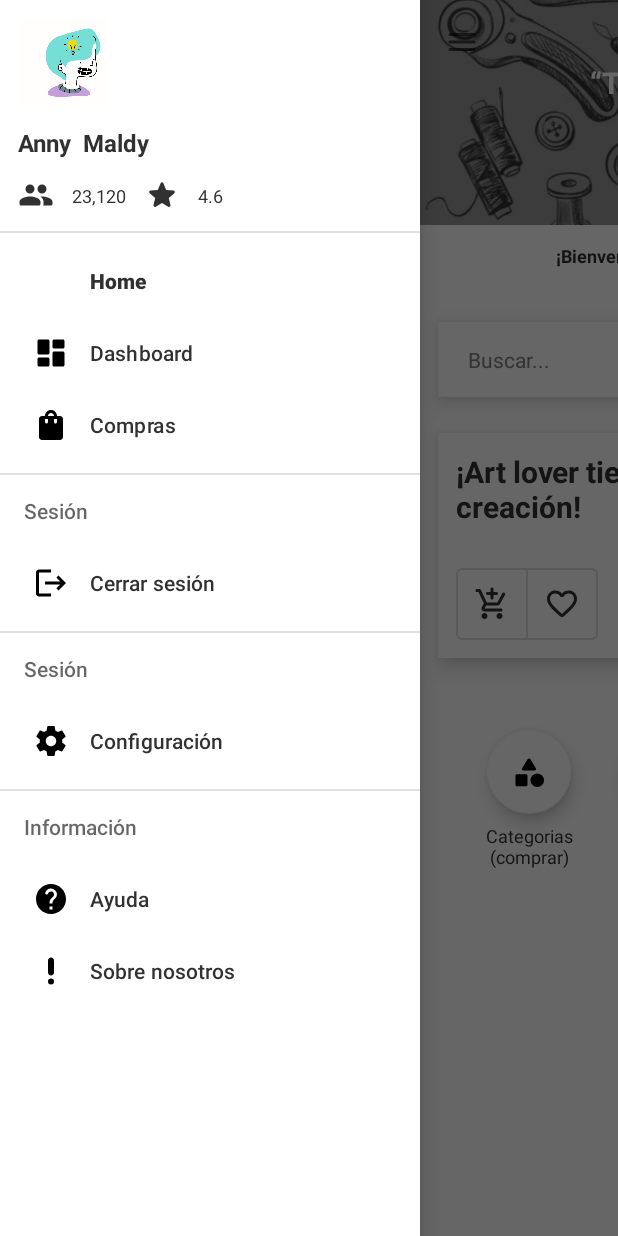
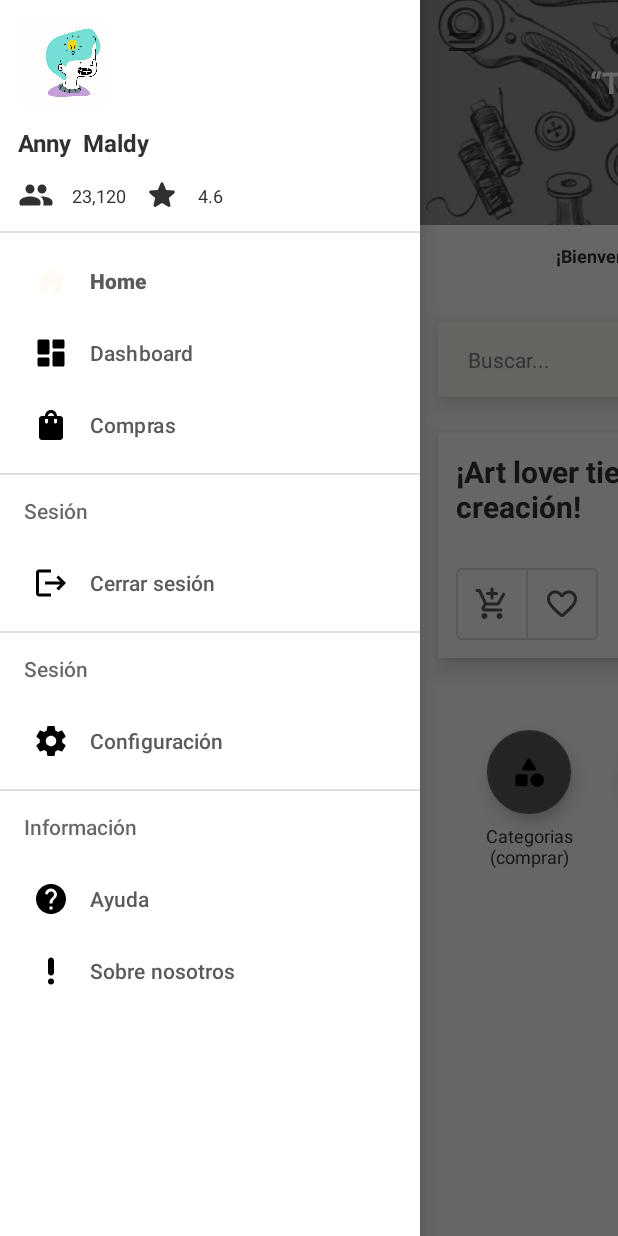
Before and after one commit to SrSpectre/MAiB, an Android app: the MainFragment screen opened through its navigation route, with the side drawer open, on a phone screen of 412 x 824 dp. Run offline under Robolectric (Android 15) with nearby library versions, the phone set to English and light mode, and no system bars.

Commit message:
Dashboard && theme

```diff
--- a/app/src/main/res/layout/colors_item.xml
+++ b/app/src/main/res/layout/colors_item.xml
@@ -8,7 +8,7 @@
         android:layout_width="48dp"
         android:layout_height="24dp"
         android:layout_marginStart="12dp"
-        android:background="@color/peace"
+        android:background="?attr/colorSecondaryVariant"
         app:layout_constraintTop_toTopOf="parent"
         app:layout_constraintStart_toStartOf="parent"
         app:layout_constraintBottom_toBottomOf="parent"/>
--- a/app/src/main/res/layout/fragment_create_product.xml
+++ b/app/src/main/res/layout/fragment_create_product.xml
@@ -31,7 +31,7 @@
             android:layout_marginTop="16dp"
             android:layout_marginStart="12dp"
             android:textSize="16sp"
-            android:textColor="@color/peace"
+            android:textColor="?attr/colorSecondaryVariant"
             android:textStyle="bold"
             android:text="Crear producto"
             app:layout_constraintTop_toTopOf="parent"
@@ -112,7 +112,7 @@
             android:layout_height="wrap_content"
             android:layout_marginTop="12dp"
             android:textSize="18sp"
-            android:textColor="@color/peace"
+            android:textColor="?attr/colorSecondaryVariant"
             android:textStyle="bold"
             android:text="Tamaños"
             app:layout_constraintTop_toBottomOf="@+id/details_text"
@@ -151,7 +151,7 @@
             android:layout_height="wrap_content"
             android:layout_marginTop="12dp"
             android:textSize="18sp"
-            android:textColor="@color/peace"
+            android:textColor="?attr/colorSecondaryVariant"
             android:textStyle="bold"
             android:text="Colores"
             app:layout_constraintTop_toBottomOf="@+id/add_size_btn"
--- a/app/src/main/res/layout/fragment_home.xml
+++ b/app/src/main/res/layout/fragment_home.xml
@@ -61,7 +61,6 @@
         android:layout_marginTop="24dp"
         android:src="@drawable/ic_category"
         app:fabSize="normal"
-        app:backgroundTint="?attr/colorPrimaryVariant"
         app:layout_constraintStart_toStartOf="@+id/promotion_layout"
         app:layout_constraintTop_toBottomOf="@+id/recommendations_list"
         app:layout_constraintEnd_toStartOf="@+id/wishlist_fab"/>
@@ -72,7 +71,6 @@
         android:layout_height="wrap_content"
         android:src="@drawable/ic_wishlist"
         app:fabSize="normal"
-        app:backgroundTint="?attr/colorPrimaryVariant"
         app:layout_constraintStart_toEndOf="@+id/categories_fab"
         app:layout_constraintTop_toTopOf="@+id/categories_fab"
         app:layout_constraintEnd_toStartOf="@+id/following_fab"/>
@@ -83,7 +81,6 @@
         android:layout_height="wrap_content"
         android:src="@drawable/ic_following"
         app:fabSize="normal"
-        app:backgroundTint="?attr/colorPrimaryVariant"
         app:layout_constraintStart_toEndOf="@+id/wishlist_fab"
         app:layout_constraintTop_toTopOf="@+id/wishlist_fab"
         app:layout_constraintEnd_toStartOf="@+id/my_products_fab"/>
@@ -94,7 +91,6 @@
         android:layout_height="wrap_content"
         android:src="@drawable/ic_my_products"
         app:fabSize="normal"
-        app:backgroundTint="?attr/colorPrimaryVariant"
         app:layout_constraintStart_toEndOf="@+id/following_fab"
         app:layout_constraintTop_toTopOf="@+id/following_fab"
         app:layout_constraintEnd_toEndOf="@+id/promotion_layout"/>
@@ -105,7 +101,7 @@
         android:layout_height="wrap_content"
         android:layout_marginTop="6dp"
         android:textSize="12sp"
-        android:textColor="@color/peace"
+        android:textColor="?attr/colorSecondaryVariant"
         android:textAlignment="center"
         android:text="Categorias\n(comprar)"
         app:layout_constraintTop_toBottomOf="@+id/categories_fab"
@@ -117,7 +113,7 @@
         android:layout_width="wrap_content"
         android:layout_height="wrap_content"
         android:textSize="12sp"
-        android:textColor="@color/peace"
+        android:textColor="?attr/colorSecondaryVariant"
         android:textAlignment="center"
         android:text="Mi lista"
         app:layout_constraintTop_toTopOf="@+id/categories_text"
@@ -129,7 +125,7 @@
         android:layout_width="wrap_content"
         android:layout_height="wrap_content"
         android:textSize="12sp"
-        android:textColor="@color/peace"
+        android:textColor="?attr/colorSecondaryVariant"
         android:textAlignment="center"
         android:text="Siguiendo"
         app:layout_constraintTop_toTopOf="@+id/categories_text"
@@ -141,7 +137,7 @@
         android:layout_width="wrap_content"
         android:layout_height="wrap_content"
         android:textSize="12sp"
-        android:textColor="@color/peace"
+        android:textColor="?attr/colorSecondaryVariant"
         android:textAlignment="center"
         android:text="Mis productos\n(vender)"
         app:layout_constraintTop_toTopOf="@+id/categories_text"
--- a/app/src/main/res/layout/fragment_login.xml
+++ b/app/src/main/res/layout/fragment_login.xml
@@ -107,7 +107,6 @@
         android:layout_marginVertical="24dp"
         app:fabSize="normal"
         android:src="@drawable/ic_next"
-        android:tint="@color/white"
         app:layout_constraintTop_toBottomOf="@+id/password_input"
         app:layout_constraintStart_toEndOf="@+id/login_text"
         app:layout_constraintEnd_toEndOf="@+id/password_input"
--- a/app/src/main/res/layout/fragment_main.xml
+++ b/app/src/main/res/layout/fragment_main.xml
@@ -97,7 +97,7 @@
                         android:layout_marginVertical="12dp"
                         android:textSize="12sp"
                         android:textStyle="bold"
-                        android:textColor="@color/peace"
+                        android:textColor="?attr/colorSecondaryVariant"
                         android:textAlignment="center"
                         android:text="¡Bienvenida de nuevo Anny!"
                         app:layout_constraintTop_toTopOf="parent"
--- a/app/src/main/res/layout/fragment_sign_in.xml
+++ b/app/src/main/res/layout/fragment_sign_in.xml
@@ -45,7 +45,7 @@
             android:layout_height="wrap_content"
             android:textSize="20sp"
             android:textStyle="bold"
-            android:textColor="@color/peace"
+            android:textColor="?attr/colorSecondaryVariant"
             android:text="¡Elige tu avatar!"
             app:layout_constraintTop_toTopOf="@+id/avatar_layout"
             app:layout_constraintStart_toStartOf="parent"
--- a/app/src/main/res/layout/hashtag_item.xml
+++ b/app/src/main/res/layout/hashtag_item.xml
@@ -5,6 +5,6 @@
     android:layout_margin="6dp"
     android:textSize="12sp"
     android:textStyle="bold"
-    android:textColor="@color/peace"
+    android:textColor="?attr/colorSecondaryVariant"
     android:text="#vestido"
     xmlns:android="http://schemas.android.com/apk/res/android"/>
--- a/app/src/main/res/layout/logo.xml
+++ b/app/src/main/res/layout/logo.xml
@@ -9,7 +9,7 @@
         android:layout_height="wrap_content"
         android:textSize="55sp"
         android:textStyle="bold"
-        android:textColor="@color/peace"
+        android:textColor="@color/primary_900"
         android:layout_marginHorizontal="24dp"
         android:text="MAiB"
         android:layout_gravity="center"/>
--- a/app/src/main/res/layout/menu_header.xml
+++ b/app/src/main/res/layout/menu_header.xml
@@ -24,7 +24,7 @@
         android:layout_height="wrap_content"
         android:layout_marginVertical="12dp"
         android:textSize="16sp"
-        android:textColor="@color/peace"
+        android:textColor="?attr/colorSecondaryVariant"
         android:textStyle="bold"
         android:text="Anny  Maldy"
         app:layout_constraintTop_toBottomOf="@+id/avatar_selected"
@@ -36,7 +36,7 @@
         android:layout_height="24dp"
         android:layout_marginTop="12dp"
         app:srcCompat="@drawable/ic_following"
-        app:tint="@color/peace"
+        app:tint="?attr/colorSecondaryVariant"
         app:layout_constraintTop_toBottomOf="@+id/user_name_text"
         app:layout_constraintStart_toStartOf="@id/user_name_text"/>
 
@@ -46,7 +46,7 @@
         android:layout_height="wrap_content"
         android:layout_marginStart="12dp"
         android:textSize="12sp"
-        android:textColor="@color/peace"
+        android:textColor="?attr/colorSecondaryVariant"
         android:text="23,120"
         app:layout_constraintTop_toTopOf="@+id/following_image"
         app:layout_constraintStart_toEndOf="@+id/following_image"
@@ -58,7 +58,7 @@
         android:layout_height="24dp"
         android:layout_marginStart="12dp"
         app:srcCompat="@drawable/ic_rate"
-        app:tint="@color/peace"
+        app:tint="?attr/colorSecondaryVariant"
         app:layout_constraintTop_toTopOf="@+id/following_image"
         app:layout_constraintStart_toEndOf="@+id/following_text"
         app:layout_constraintBottom_toBottomOf="@+id/following_image"/>
@@ -69,7 +69,7 @@
         android:layout_height="wrap_content"
         android:layout_marginStart="12dp"
         android:textSize="12sp"
-        android:textColor="@color/peace"
+        android:textColor="?attr/colorSecondaryVariant"
         android:text="4.6"
         app:layout_constraintTop_toTopOf="@+id/rate_image"
         app:layout_constraintStart_toEndOf="@+id/rate_image"
--- a/app/src/main/res/layout/my_products_item.xml
+++ b/app/src/main/res/layout/my_products_item.xml
@@ -29,7 +29,7 @@
             android:layout_marginHorizontal="12dp"
             android:textSize="16sp"
             android:textStyle="bold"
-            android:textColor="@color/peace"
+            android:textColor="?attr/colorSecondaryVariant"
             android:text="Vestido Vintage"
             app:layout_constraintTop_toTopOf="parent"
             app:layout_constraintStart_toEndOf="@+id/product_image"
@@ -54,7 +54,7 @@
             android:layout_marginStart="12dp"
             android:textSize="12sp"
             android:textStyle="bold"
-            android:textColor="@color/peace"
+            android:textColor="?attr/colorSecondaryVariant"
             android:text="$200.00"
             app:layout_constraintTop_toBottomOf="@+id/product_text"
             app:layout_constraintStart_toStartOf="@+id/product_text"
--- a/app/src/main/res/layout/promotion_card.xml
+++ b/app/src/main/res/layout/promotion_card.xml
@@ -18,7 +18,7 @@
             android:layout_marginVertical="12dp"
             android:textSize="20sp"
             android:textStyle="bold"
-            android:textColor="@color/peace"
+            android:textColor="?attr/colorSecondaryVariant"
             android:text="¡Art lover tiene una nueva creación!"
             app:layout_constraintTop_toTopOf="parent"
             app:layout_constraintStart_toStartOf="parent"
@@ -34,6 +34,7 @@
             app:layout_constraintBottom_toBottomOf="parent"/>
 
         <com.google.android.material.button.MaterialButtonToggleGroup
+            android:id="@+id/actions_group"
             android:layout_width="wrap_content"
             android:layout_height="wrap_content"
             android:layout_marginStart="12dp"
@@ -67,11 +68,11 @@
             android:layout_marginEnd="12dp"
             android:textSize="12sp"
             android:textStyle="bold"
-            android:textColor="@color/peace"
+            android:textColor="?attr/colorSecondaryVariant"
             android:text="$200.00"
             app:layout_constraintEnd_toStartOf="@+id/promotion_image"
-            app:layout_constraintTop_toTopOf="@+id/add_wishlist_button"
-            app:layout_constraintBottom_toBottomOf="@+id/add_wishlist_button"/>
+            app:layout_constraintTop_toTopOf="@+id/actions_group"
+            app:layout_constraintBottom_toBottomOf="@+id/actions_group"/>
 
     </androidx.constraintlayout.widget.ConstraintLayout>
 
--- a/app/src/main/res/layout/recommendations_item.xml
+++ b/app/src/main/res/layout/recommendations_item.xml
@@ -18,7 +18,7 @@
             android:layout_marginHorizontal="6dp"
             android:layout_marginVertical="6dp"
             android:textSize="12sp"
-            android:textColor="@color/peace"
+            android:textColor="?attr/colorSecondaryVariant"
             android:text="Titulo producto"
             app:layout_constraintTop_toTopOf="parent"
             app:layout_constraintStart_toStartOf="parent"
--- a/app/src/main/res/values-night/themes.xml
+++ b/app/src/main/res/values-night/themes.xml
@@ -2,13 +2,13 @@
     <!-- Base application theme. -->
     <style name="Theme.Maib" parent="Theme.MaterialComponents.DayNight.NoActionBar">
         <!-- Primary brand color. -->
-        <item name="colorPrimary">@color/peace</item>
-        <item name="colorPrimaryVariant">@color/peace</item>
-        <item name="colorOnPrimary">@color/peace</item>
+        <item name="colorPrimary">@color/primary_800</item>
+        <item name="colorPrimaryVariant">@color/primary_900</item>
+        <item name="colorOnPrimary">@color/black</item>
         <!-- Secondary brand color. -->
-        <item name="colorSecondary">@color/white</item>
-        <item name="colorSecondaryVariant">@color/white</item>
-        <item name="colorOnSecondary">@color/black</item>
+        <item name="colorSecondary">@color/secondary_50</item>
+        <item name="colorSecondaryVariant">@color/secondary_100</item>
+        <item name="colorOnSecondary">@color/primary_900</item>
         <!-- Status bar color. -->
         <item name="android:statusBarColor" tools:targetApi="l">?attr/colorPrimaryVariant</item>
         <!-- Customize your theme here. -->
--- a/app/src/main/res/values/colors.xml
+++ b/app/src/main/res/values/colors.xml
@@ -1,7 +1,11 @@
 <?xml version="1.0" encoding="utf-8"?>
 <resources>
-    <color name="cream">#FFFFFAF4</color>
-    <color name="peace">#FF313131</color>
+    <color name="primary_800">#FF5A5A5A</color>
+    <color name="primary_900">#FF313131</color>
+
+    <color name="secondary_50">#FFFFFAF4</color>
+    <color name="secondary_100">#FFFFD8A8</color>
+
     <color name="black">#FF000000</color>
     <color name="white">#FFFFFFFF</color>
 
--- a/app/src/main/res/values/themes.xml
+++ b/app/src/main/res/values/themes.xml
@@ -2,15 +2,15 @@
     <!-- Base application theme. -->
     <style name="Theme.Maib" parent="Theme.MaterialComponents.DayNight.NoActionBar">
         <!-- Primary brand color. -->
-        <item name="colorPrimary">@color/white</item>
-        <item name="colorPrimaryVariant">@color/white</item>
-        <item name="colorOnPrimary">@color/white</item>
+        <item name="colorPrimary">@color/secondary_50</item>
+        <item name="colorPrimaryVariant">@color/secondary_100</item>
+        <item name="colorOnPrimary">@color/primary_900</item>
         <!-- Secondary brand color. -->
-        <item name="colorSecondary">@color/peace</item>
-        <item name="colorSecondaryVariant">@color/peace</item>
+        <item name="colorSecondary">@color/primary_800</item>
+        <item name="colorSecondaryVariant">@color/primary_900</item>
         <item name="colorOnSecondary">@color/black</item>
         <!-- Status bar color. -->
-        <item name="android:statusBarColor" tools:targetApi="l">?attr/colorSecondaryVariant</item>
+        <item name="android:statusBarColor" tools:targetApi="l">?attr/colorPrimaryVariant</item>
         <!-- Customize your theme here. -->
     </style>
 </resources>
```
Also changed, not shown: app/src/main/java/com/coderipper/maib/usecases/main/dashboard/DashboardFragment.kt (+18 -0 lines), app/src/main/java/com/coderipper/maib/usecases/main/dashboard/adapter/SectionsPagerAdapter.kt (added, +32 -0 lines), app/src/main/res/drawable/tab_indicator.xml (added, +7 -0 lines), app/src/main/res/layout/dashboard_sections_item.xml (added, +10 -0 lines), app/src/main/res/layout/fragment_dashboard.xml (+18 -17 lines).
